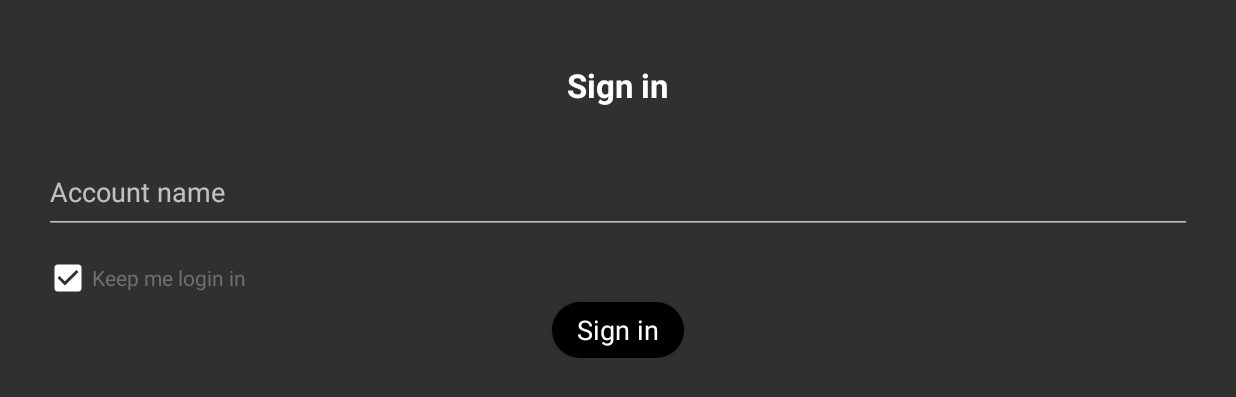
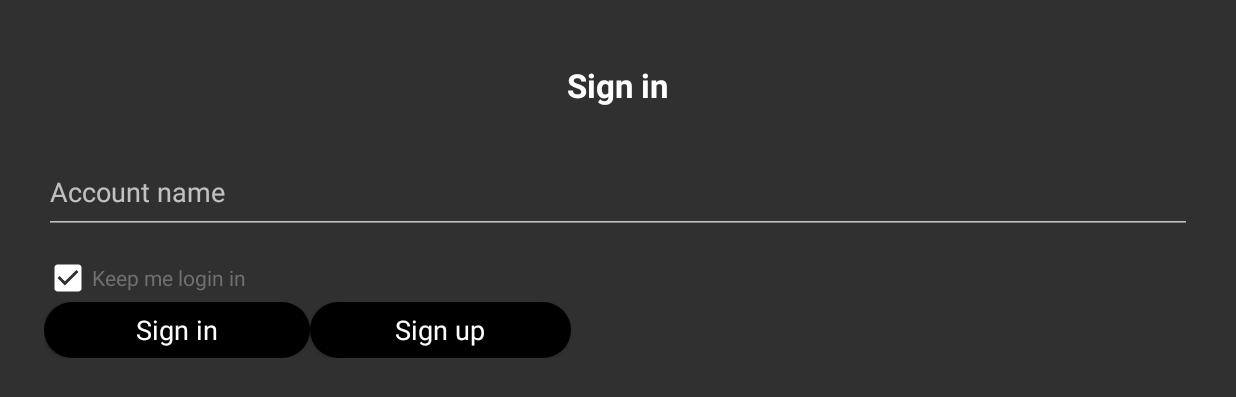
Before and after one commit to romanhavdulskyi/NCov2020, an Android app: the screen it shows after launch (MainActivity), on a phone screen of 824 x 412 dp (held sideways). Shown: the top 397 px of the screen. Run offline under Robolectric (Android 15) with nearby library versions, the light colour scheme and no system bars; our stand-ins replace Room's generated code, Timber, data binding; libraries missing offline, so code that uses them is left out: com.mapbox.geojson, com.mapbox.mapboxsdk.

Commit message:
Added button sign up!

```diff
--- a/app/src/main/res/layout/login_fragment.xml
+++ b/app/src/main/res/layout/login_fragment.xml
@@ -69,14 +69,29 @@
                     android:textColor="@color/colorGray"
                     />
 
+                <LinearLayout
+                    android:layout_width="match_parent"
+                    android:layout_height="match_parent"
+                    android:orientation="horizontal">
+
                     <Button
+                        android:id="@+id/button"
                         style="@style/EnterButtons"
-                    android:id="@+id/button"
-                    android:layout_width="wrap_content"
+                        android:layout_width="177dp"
                         android:layout_height="37sp"
                         android:layout_gravity="center_horizontal"
                         android:onClick="@{viewModel::onLoginClicked}"
                         android:text="@string/sign_in" />
+
+                    <Button
+                        android:id="@+id/buttonSgnUp"
+                        style="@style/EnterButtons"
+                        android:layout_width="174dp"
+                        android:layout_height="37sp"
+                        android:layout_gravity="center_horizontal"
+                        android:onClick="@{viewModel::onLoginClicked}"
+                        android:text="Sign up" />
+                </LinearLayout>
 
             </LinearLayout>
 
```
Lines whose indentation alone changed are shown as unchanged.
